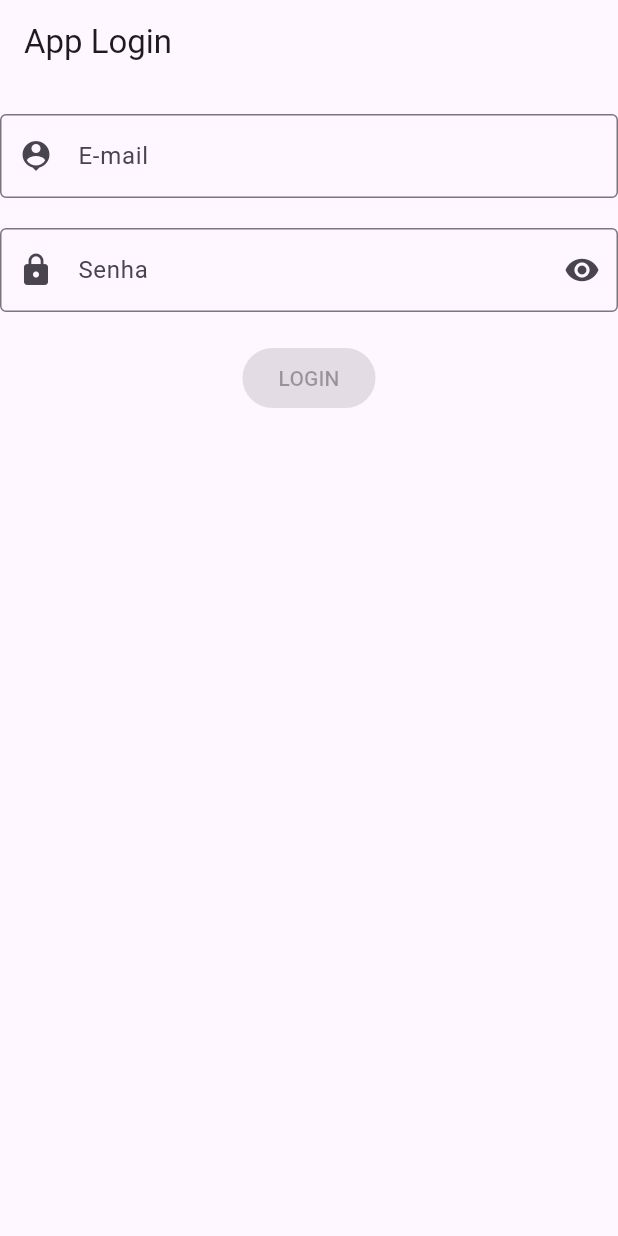
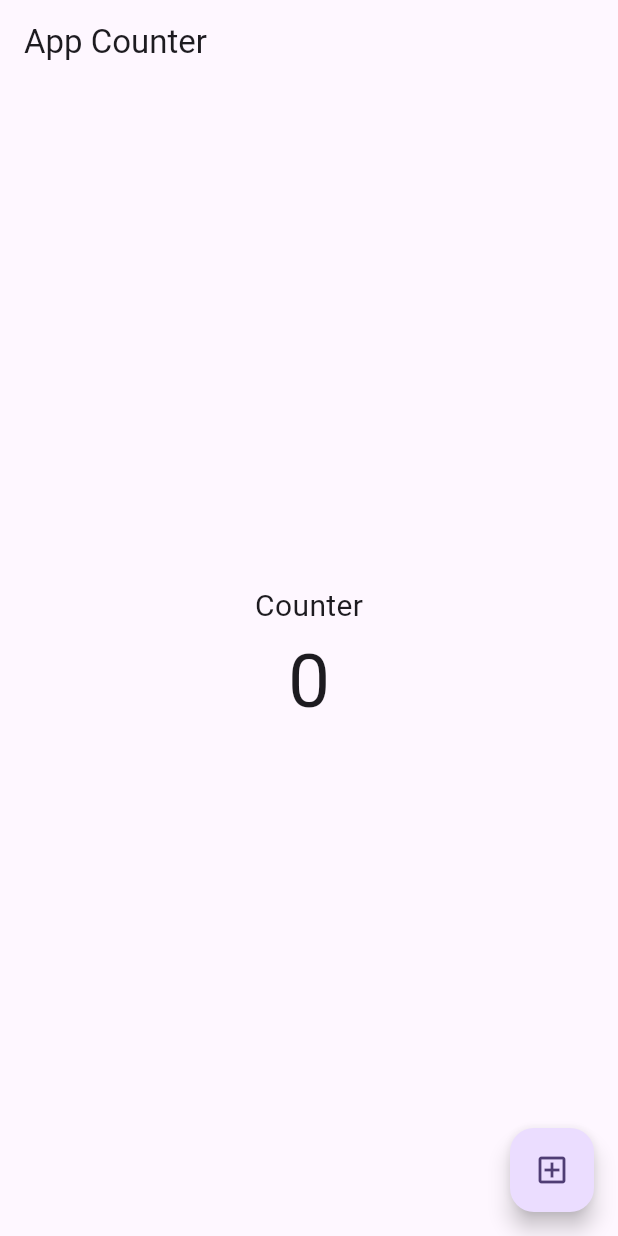
Before and after one commit to teixeiradlucas/mobx_apps_flutter, a Flutter app: the screen it shows after launch, on a phone screen of 412 x 824 dp. Run offline on Flutter 3.47's test engine with Material 2 defaults, Android fonts, the phone set to English and light mode, and no system bars; our stand-ins replace flutter_mobx, mobx; generated files the repository leaves out were written again; Roboto replaces fonts that are missing (Futura).

Commit message:
counter implementado

```diff
--- /dev/null
+++ b/lib/app_counter/controller/counter_controller.dart
@@ -0,0 +1,14 @@
+import 'package:mobx/mobx.dart';
+part 'counter_controller.g.dart';
+
+class CounterController = _CounterControllerBase with _$CounterController;
+
+abstract class _CounterControllerBase with Store {
+  @observable
+  int counter = 0;
+
+  @action
+  void countIncrement() {
+    counter++;
+  }
+}
--- /dev/null
+++ b/lib/app_counter/screens/counter_screen.dart
@@ -0,0 +1,50 @@
+import 'package:flutter/material.dart';
+import 'package:flutter_mobx/flutter_mobx.dart';
+import 'package:mobx_apps/app_counter/controller/counter_controller.dart';
+
+class CouterScreen extends StatelessWidget {
+  const CouterScreen({super.key});
+
+  @override
+  Widget build(BuildContext context) {
+    final controller = CounterController();
+    return Scaffold(
+      appBar: AppBar(
+        title: const Text(
+          'App Counter',
+        ),
+      ),
+      body: Center(
+        child: Column(
+          mainAxisAlignment: MainAxisAlignment.center,
+          children: [
+            const Text(
+              'Counter',
+              style: TextStyle(
+                fontSize: 20,
+                fontFamily: 'Futura',
+              ),
+            ),
+            Observer(
+              builder: (_) {
+                return Text(
+                  controller.counter.toString(),
+                  style: const TextStyle(
+                    fontSize: 50,
+                  ),
+                );
+              },
+            ),
+          ],
+        ),
+      ),
+      floatingActionButton: FloatingActionButton(
+        onPressed: controller.countIncrement,
+        tooltip: 'Increment',
+        child: const Icon(
+          Icons.add_box_outlined,
+        ),
+      ),
+    );
+  }
+}
--- a/lib/app_list/screens/list_screen.dart
+++ b/lib/app_list/screens/list_screen.dart
@@ -51,7 +51,8 @@ class ListScreen extends StatelessWidget {
               const SizedBox(
                 height: 15,
               ),
-              Observer(builder: (_) {
+              Observer(
+                builder: (_) {
                   return ElevatedButton(
                     onPressed: titleController.isValid
                         ? () {
@@ -62,7 +63,8 @@ class ListScreen extends StatelessWidget {
                         : null,
                     child: const Text('Adicionar'),
                   );
-              }),
+                },
+              ),
               const SizedBox(
                 height: 20,
               ),
--- a/lib/main.dart
+++ b/lib/main.dart
@@ -1,6 +1,7 @@
 import 'package:flutter/material.dart';
+import 'package:mobx_apps/app_counter/screens/counter_screen.dart';
 //import 'package:mobx_apps/app_list/screens/list_screen.dart';
-import 'package:mobx_apps/app_login/screens/login_screen.dart';
+//import 'package:mobx_apps/app_login/screens/login_screen.dart';
 
 void main() => runApp(const MyApp());
 
@@ -16,7 +17,8 @@ class MyApp extends StatelessWidget {
         useMaterial3: true,
       ),
       debugShowCheckedModeBanner: false,
-      home: const LoginScreen(), //AppLogin
+      home: const CouterScreen(),
+      //home: const LoginScreen(), //AppLogin
       //home: const ListScreen(), //AppList
     );
   }
```
Also changed, not shown: lib/app_counter/controller/counter_controller.g.dart (added). Lines whose indentation alone changed are shown as unchanged.
